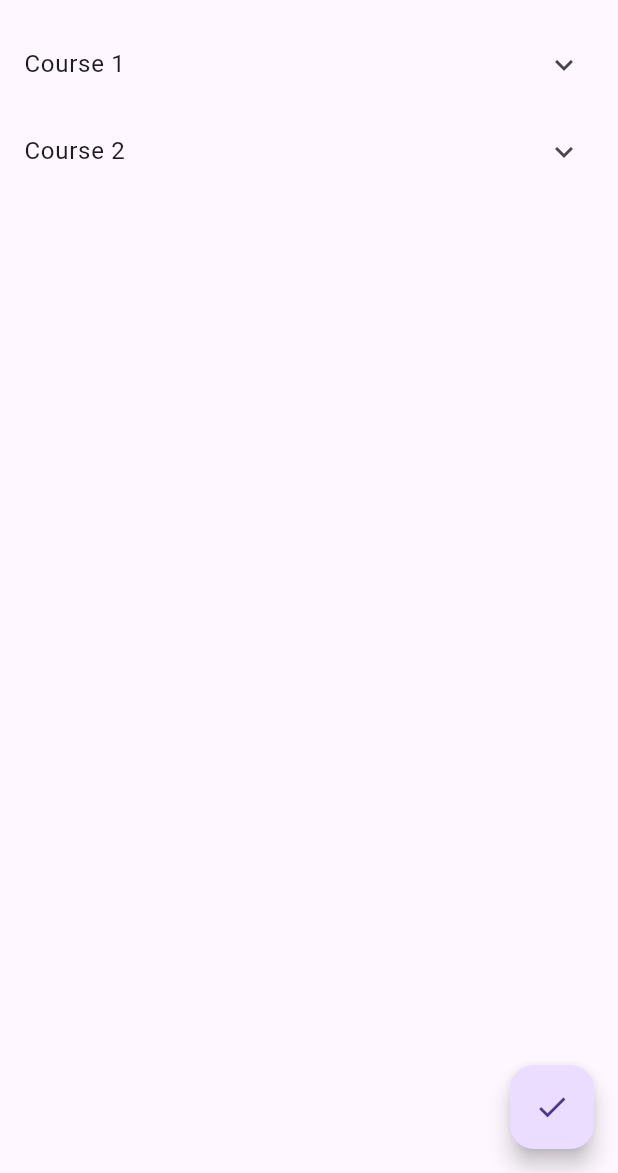
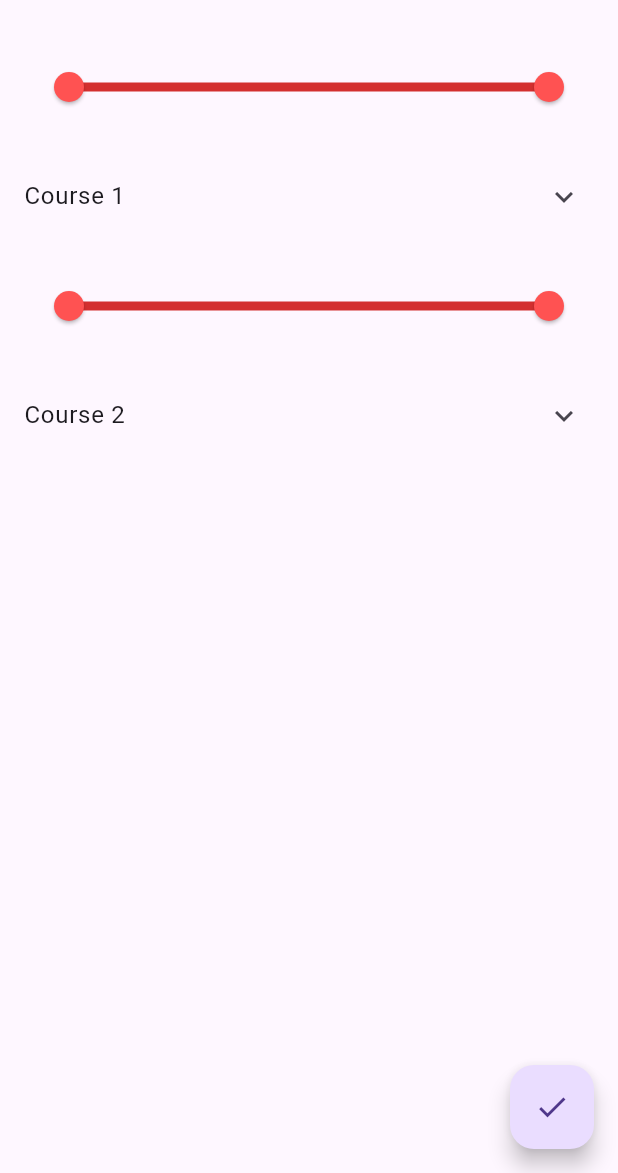
Before and after one commit to mrmodiji1999/list-in-list, a Flutter app: the screen it shows after launch, on a phone screen of 412 x 824 dp, the part 63-1236 px from its top. Run offline on Flutter 3.47's test engine with Material 3 defaults, Android fonts, the phone set to English and light mode, and no system bars.

Commit message:
add color property

```diff
--- a/lib/main.dart
+++ b/lib/main.dart
@@ -23,6 +23,8 @@ class ExpandableListPage extends StatefulWidget {
 }
 
 class _ExpandableListPageState extends State<ExpandableListPage> {
+
+  RangeValues _values = RangeValues(0.0, 100.0);
   final List<Course> courses = [
     Course(
       name: 'Course 1',
@@ -90,7 +92,47 @@ class _ExpandableListPageState extends State<ExpandableListPage> {
       ),
       body: ListView(
         children: courses.map((course) {
-          return ExpansionTile(
+          return Column(
+            children: [
+              Padding(
+          padding: EdgeInsets.all(16.0),
+          child: SliderTheme(
+  data: SliderTheme.of(context).copyWith(
+    activeTrackColor: Colors.red[700],
+    inactiveTrackColor: Colors.red[100],
+    trackShape: RoundedRectSliderTrackShape(),
+    trackHeight: 4.0,
+    thumbShape: RoundSliderThumbShape(enabledThumbRadius: 12.0),
+    thumbColor: Colors.redAccent,
+    overlayColor: Colors.red.withAlpha(32),
+    overlayShape: RoundSliderOverlayShape(overlayRadius: 28.0),
+    tickMarkShape: RoundSliderTickMarkShape(),
+    activeTickMarkColor: Colors.red[700],
+    inactiveTickMarkColor: Colors.red[100],
+    valueIndicatorShape: PaddleSliderValueIndicatorShape(),
+    valueIndicatorColor: Colors.redAccent,
+    valueIndicatorTextStyle: TextStyle(
+      color: Colors.white,
+    ),
+  ),
+  child:  RangeSlider(
+              values: _values,
+              min: 0.0,
+              max: 100.0,
+              onChanged: (values) {
+                setState(() {
+                  _values = values;
+                });
+              },
+              divisions: 10,
+              labels: RangeLabels(
+                _values.start.toString(),
+                _values.end.toString(),
+              ),
+            ),
+          ),
+),
+              ExpansionTile(
                 title: Text(course.name),
                 children: course.details.map((detail) {
                   if (detail.classItem != null) {
@@ -113,6 +155,8 @@ class _ExpandableListPageState extends State<ExpandableListPage> {
                     return SizedBox.shrink();
                   }
                 }).toList(),
+              ),
+            ],
           );
         }).toList(),
       ),
```
Lines whose indentation alone changed are shown as unchanged.
